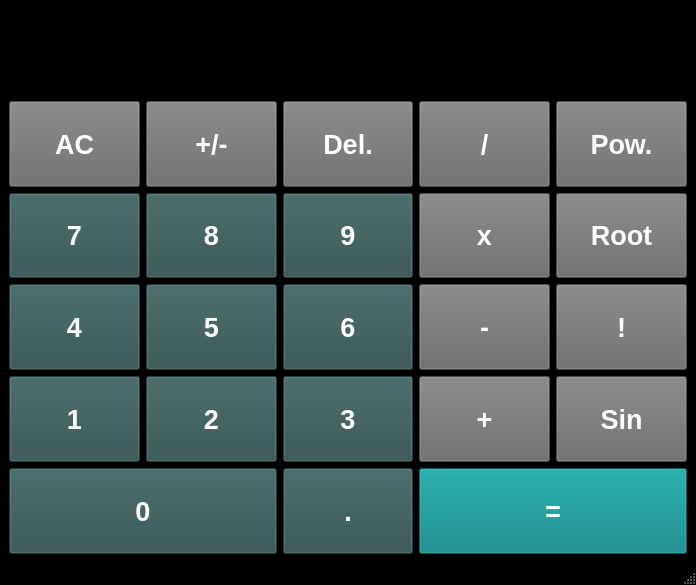
Above: calculator.ui from xnemce07/IVS-Calculator before the change. Below: the same form after it.
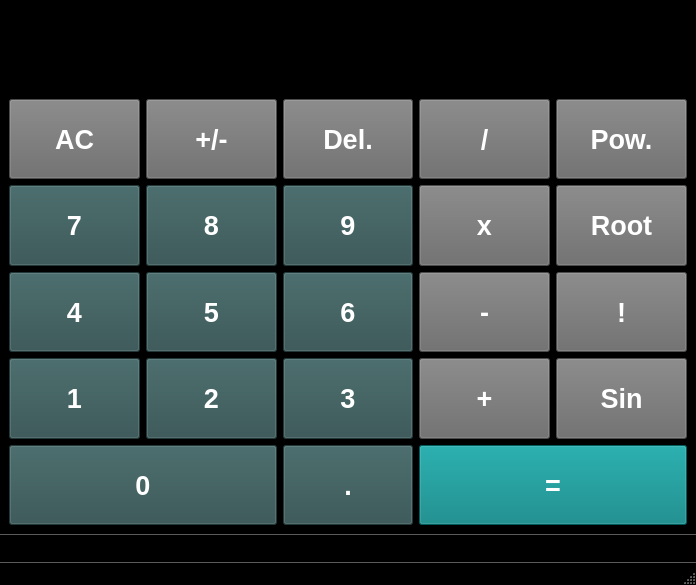
That is the form after the change. Icons and pictures are not drawn.

Commit message: Finalny stav kniznice, pridany help dialog, zapojene kniznice

Patch:
```diff
--- a/calculator.ui
+++ b/calculator.ui
@@ -937,7 +937,10 @@
        <set>Qt::AlignRight|Qt::AlignTrailing|Qt::AlignVCenter</set>
       </property>
       <property name="readOnly">
-       <bool>true</bool>
+       <bool>false</bool>
+      </property>
+      <property name="clearButtonEnabled">
+       <bool>false</bool>
       </property>
      </widget>
     </item>
@@ -954,6 +957,47 @@
    </property>
   </widget>
   <widget class="QStatusBar" name="statusbar"/>
+  <widget class="QToolBar" name="toolBar">
+   <property name="contextMenuPolicy">
+    <enum>Qt::PreventContextMenu</enum>
+   </property>
+   <property name="windowTitle">
+    <string>toolBar</string>
+   </property>
+   <property name="autoFillBackground">
+    <bool>false</bool>
+   </property>
+   <property name="styleSheet">
+    <string notr="true">QToolBar{
+background-color:black;
+}
+
+QToolButton:hover {background : black}
+</string>
+   </property>
+   <property name="movable">
+    <bool>false</bool>
+   </property>
+   <attribute name="toolBarArea">
+    <enum>BottomToolBarArea</enum>
+   </attribute>
+   <attribute name="toolBarBreak">
+    <bool>false</bool>
+   </attribute>
+   <addaction name="actionHelp"/>
+  </widget>
+  <action name="actionHelp">
+   <property name="icon">
+    <iconset resource="resources.qrc">
+     <normaloff>:/res/img/help.png</normaloff>:/res/img/help.png</iconset>
+   </property>
+   <property name="text">
+    <string>Help</string>
+   </property>
+   <property name="shortcut">
+    <string>F1</string>
+   </property>
+  </action>
  </widget>
  <resources/>
  <connections/>
```
Left out of the diff: 14 changed lines with no effect on the pictures. The commit also changes 4 other files.
